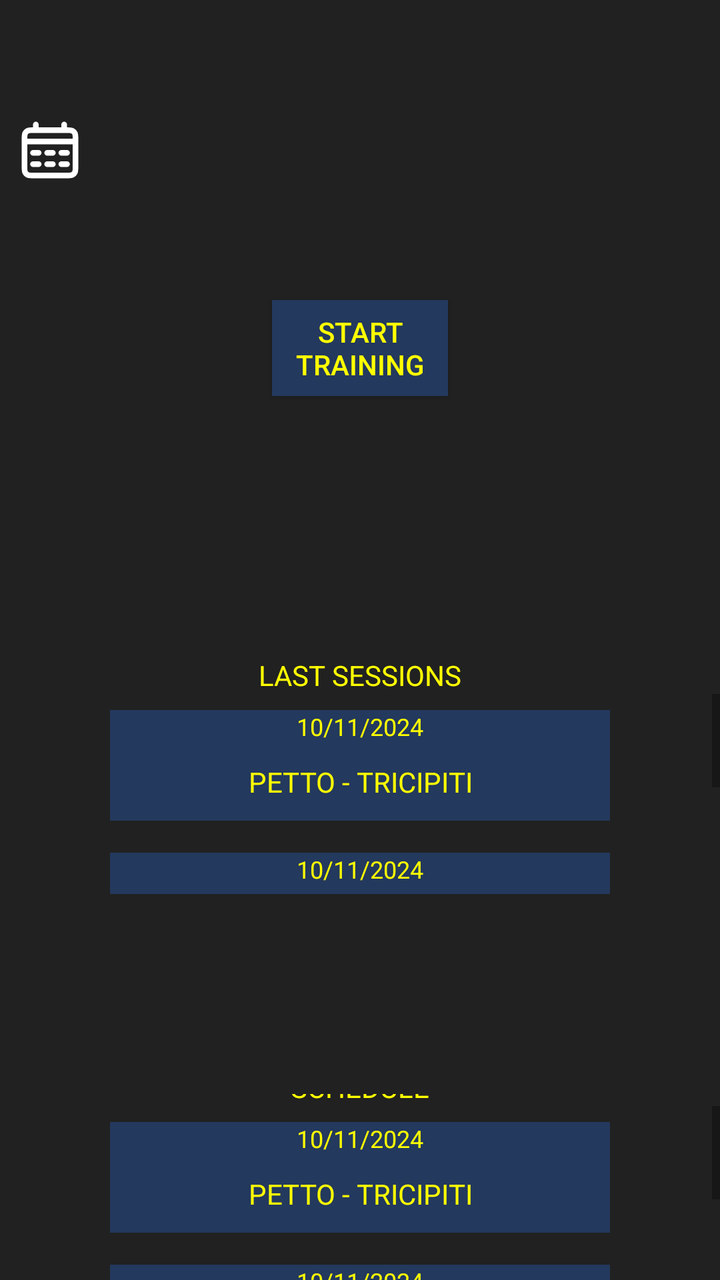
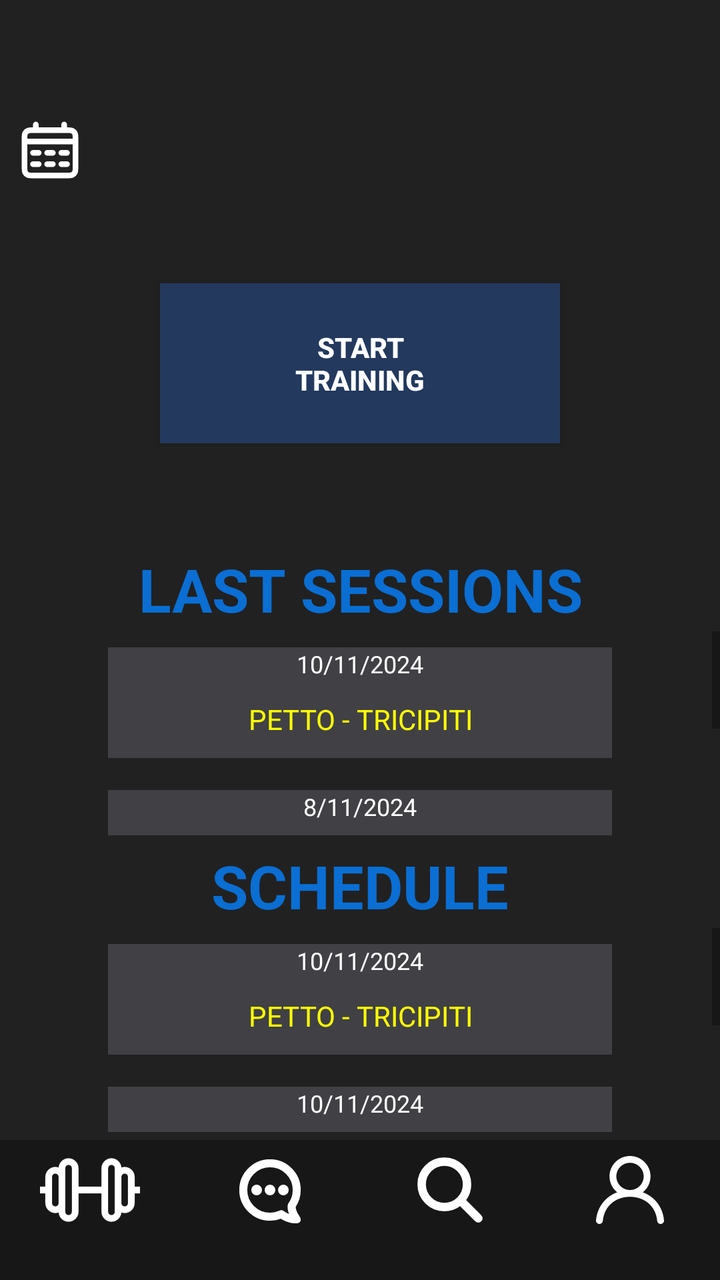

An Android layout rendered at two revisions. The XML below is the earlier revision; the diff shows what the commit changed to produce the second picture.
<!-- AndroidManifest.xml: activity theme Theme.GymBro -->
<!-- res/layout/activity_main.xml -->
<?xml version="1.0" encoding="utf-8"?>
<LinearLayout xmlns:android="http://schemas.android.com/apk/res/android"
    xmlns:app="http://schemas.android.com/apk/res-auto"
    android:layout_width="match_parent"
    android:layout_height="match_parent"
    android:orientation="vertical"
    android:gravity="top|center_horizontal"
    android:background="@color/lightGrey">


    
    <View
        android:layout_width="match_parent"
        android:layout_height="50dp"/>
    
    <LinearLayout
        android:layout_width="match_parent"
        android:layout_height="40dp"
        android:orientation="horizontal">

        <ImageButton
            android:id="@+id/calendarButton"
            android:layout_width="50dp"
            android:layout_height="50dp"
            android:scaleType="centerInside"
            android:padding="8dp"
            android:background="@android:color/transparent"
            android:src="@drawable/calendar_icon"/>

    </LinearLayout>
    




    <LinearLayout
        android:layout_width="match_parent"
        android:layout_height="wrap_content"
        android:orientation="vertical"
        android:gravity="center">

        <Button
            android:id="@+id/new_session_Button"
            android:layout_width="wrap_content"
            android:layout_height="wrap_content"
            android:layout_marginTop="60dp"
            android:layout_marginBottom="30dp"
            android:text="start\ntraining"
            android:background="@color/lightBlue"
            android:textColor="#FFFF00"/>

    </LinearLayout>

    
    <View
        android:layout_width="match_parent"
        android:layout_height="100dp"/>

    
    <LinearLayout
        android:layout_width="match_parent"
        android:layout_height="wrap_content"
        android:orientation="vertical"
        android:gravity="center">

        <TextView
            android:layout_width="match_parent"
            android:layout_height="wrap_content"
            android:gravity="center"
            android:text="@string/last_session"
            android:textColor="#FFFF00"/>

        <ScrollView
            android:layout_width="match_parent"
            android:layout_height="100dp">

            <LinearLayout
                android:layout_width="match_parent"
                android:layout_height="wrap_content"
                android:orientation="vertical"
                android:gravity="center">

                
                <LinearLayout
                    android:layout_width="250dp"
                    android:layout_height="wrap_content"
                    android:layout_marginTop="8dp"
                    android:layout_marginBottom="8dp"
                    android:orientation="vertical"
                    android:gravity="center"
                    android:background="@color/lightBlue">

                    <TextView
                        android:layout_width="wrap_content"
                        android:layout_height="wrap_content"
                        android:text="10/11/2024"
                        android:textColor="#FFFF00"
                        android:textSize="12dp"/>

                    <TextView
                        android:layout_width="wrap_content"
                        android:layout_height="wrap_content"
                        android:padding="10dp"
                        android:text="PETTO - TRICIPITI"
                        android:gravity="center"
                        android:textColor="#FFFF00"/>

                </LinearLayout>

                
                <LinearLayout
                    android:layout_width="250dp"
                    android:layout_height="wrap_content"
                    android:layout_marginTop="8dp"
                    android:layout_marginBottom="8dp"
                    android:orientation="vertical"
                    android:gravity="center"
                    android:background="@color/lightBlue">

                    <TextView
                        android:layout_width="wrap_content"
                        android:layout_height="wrap_content"
                        android:text="10/11/2024"
                        android:textColor="#FFFF00"
                        android:textSize="12dp"/>

                    <TextView
                        android:layout_width="wrap_content"
                        android:layout_height="wrap_content"
                        android:padding="10dp"
                        android:text="PETTO - TRICIPITI"
                        android:gravity="center"
                        android:textColor="#FFFF00"/>

                </LinearLayout>

                
                <LinearLayout
                    android:layout_width="250dp"
                    android:layout_height="wrap_content"
                    android:layout_marginTop="8dp"
                    android:layout_marginBottom="8dp"
                    android:orientation="vertical"
                    android:gravity="center"
                    android:background="@color/lightBlue">

                    <TextView
                        android:layout_width="wrap_content"
                        android:layout_height="wrap_content"
                        android:text="10/11/2024"
                        android:textColor="#FFFF00"
                        android:textSize="12dp"/>

                    <TextView
                        android:layout_width="wrap_content"
                        android:layout_height="wrap_content"
                        android:padding="10dp"
                        android:text="PETTO - TRICIPITI"
                        android:gravity="center"
                        android:textColor="#FFFF00"/>

                </LinearLayout>

            </LinearLayout>

        </ScrollView>

    </LinearLayout>

    
    <View
        android:layout_width="match_parent"
        android:layout_height="100dp"/>

    
    <LinearLayout
        android:layout_width="match_parent"
        android:layout_height="wrap_content"
        android:orientation="vertical"
        android:gravity="center">

        <TextView
            android:layout_width="match_parent"
            android:layout_height="wrap_content"
            android:gravity="center"
            android:text="@string/schedule"
            android:textColor="#FFFF00"/>

        <ScrollView
            android:layout_width="match_parent"
            android:layout_height="100dp">

            <LinearLayout
                android:layout_width="match_parent"
                android:layout_height="wrap_content"
                android:orientation="vertical"
                android:gravity="center">

                
                <LinearLayout
                    android:layout_width="250dp"
                    android:layout_height="wrap_content"
                    android:layout_marginTop="8dp"
                    android:layout_marginBottom="8dp"
                    android:orientation="vertical"
                    android:gravity="center"
                    android:background="@color/lightBlue">

                    <TextView
                        android:layout_width="wrap_content"
                        android:layout_height="wrap_content"
                        android:text="10/11/2024"
                        android:textColor="#FFFF00"
                        android:textSize="12dp"/>

                    <TextView
                        android:layout_width="wrap_content"
                        android:layout_height="wrap_content"
                        android:padding="10dp"
                        android:text="PETTO - TRICIPITI"
                        android:gravity="center"
                        android:textColor="#FFFF00"/>

                </LinearLayout>

                
                <LinearLayout
                    android:layout_width="250dp"
                    android:layout_height="wrap_content"
                    android:layout_marginTop="8dp"
                    android:layout_marginBottom="8dp"
                    android:orientation="vertical"
                    android:gravity="center"
                    android:background="@color/lightBlue">

                    <TextView
                        android:layout_width="wrap_content"
                        android:layout_height="wrap_content"
                        android:text="10/11/2024"
                        android:textColor="#FFFF00"
                        android:textSize="12dp"/>

                    <TextView
                        android:layout_width="wrap_content"
                        android:layout_height="wrap_content"
                        android:padding="10dp"
                        android:text="PETTO - TRICIPITI"
                        android:gravity="center"
                        android:textColor="#FFFF00"/>

                </LinearLayout>

                
                <LinearLayout
                    android:layout_width="250dp"
                    android:layout_height="wrap_content"
                    android:layout_marginTop="8dp"
                    android:layout_marginBottom="8dp"
                    android:orientation="vertical"
                    android:gravity="center"
                    android:background="@color/lightBlue">

                    <TextView
                        android:layout_width="wrap_content"
                        android:layout_height="wrap_content"
                        android:text="10/11/2024"
                        android:textColor="#FFFF00"
                        android:textSize="12dp"/>

                    <TextView
                        android:layout_width="wrap_content"
                        android:layout_height="wrap_content"
                        android:padding="10dp"
                        android:text="PETTO - TRICIPITI"
                        android:gravity="center"
                        android:textColor="#FFFF00"/>

                </LinearLayout>

            </LinearLayout>

        </ScrollView>

    </LinearLayout>




    
    
    <View
        android:layout_width="match_parent"
        android:layout_height="0dp"
        android:layout_weight="1" />

    
    <include
        layout="@layout/bottom_nav"
        android:layout_width="match_parent"
        android:layout_height="wrap_content"
        android:layout_gravity="bottom"/>

    
    <View
        android:layout_width="match_parent"
        android:layout_height="20dp"
        android:background="@color/darkGrey"/>
    



</LinearLayout>
<!-- res/layout/bottom_nav.xml (included above) -->
<?xml version="1.0" encoding="utf-8"?>
<androidx.constraintlayout.widget.ConstraintLayout xmlns:android="http://schemas.android.com/apk/res/android"
    android:layout_width="match_parent"
    android:layout_height="match_parent">


    <LinearLayout
        android:layout_width="match_parent"
        android:layout_height="wrap_content"
        android:orientation="horizontal"
        android:gravity="center"
        android:background="@color/darkGrey">

        <ImageButton
            android:id="@+id/homeButton"
            android:layout_width="50dp"
            android:layout_height="50dp"
            android:scaleType="centerInside"
            android:layout_weight="1"
            android:layout_marginStart="8dp"
            android:layout_marginEnd="8dp"
            android:background="@android:color/transparent"
            android:src="@drawable/home_icon"/>

        <ImageButton
            android:id="@+id/chatButton"
            android:layout_width="50dp"
            android:layout_height="50dp"
            android:scaleType="centerInside"
            android:layout_weight="1"
            android:layout_marginStart="8dp"
            android:layout_marginEnd="8dp"
            android:padding="8dp"
            android:background="@android:color/transparent"
            android:src="@drawable/chat_icon"/>

        <ImageButton
            android:id="@+id/searchButton"
            android:layout_width="50dp"
            android:layout_height="50dp"
            android:scaleType="centerInside"
            android:layout_weight="1"
            android:layout_marginStart="8dp"
            android:layout_marginEnd="8dp"
            android:padding="8dp"
            android:background="@android:color/transparent"
            android:src="@drawable/search_icon"/>

        <ImageButton
            android:id="@+id/profileButton"
            android:layout_width="50dp"
            android:layout_height="50dp"
            android:scaleType="centerInside"
            android:layout_weight="1"
            android:layout_marginStart="8dp"
            android:layout_marginEnd="8dp"
            android:padding="8dp"
            android:background="@android:color/transparent"
            android:src="@drawable/profile_icon"/>


    </LinearLayout>

</androidx.constraintlayout.widget.ConstraintLayout>
<!-- resources referenced by this layout -->
<resources>
  <color name="darkGrey">#171717</color>
  <color name="lightBlue">#23395d</color>
  <color name="lightGrey">#212121</color>
  <!-- drawable calendar_icon (drawable) -->
  <vector xmlns:android="http://schemas.android.com/apk/res/android" android:height="48dp" android:viewportHeight="24" android:viewportWidth="24" android:width="48dp">
        
      <path android:fillColor="#00000000" android:pathData="M3,9H21M7,3V5M17,3V5M6,13H8M6,17H8M11,13H13M11,17H13M16,13H18M16,17H18M6.2,21H17.8C18.92,21 19.48,21 19.908,20.782C20.284,20.59 20.59,20.284 20.782,19.908C21,19.48 21,18.92 21,17.8V8.2C21,7.08 21,6.52 20.782,6.092C20.59,5.716 20.284,5.41 19.908,5.218C19.48,5 18.92,5 17.8,5H6.2C5.08,5 4.52,5 4.092,5.218C3.716,5.41 3.41,5.716 3.218,6.092C3,6.52 3,7.08 3,8.2V17.8C3,18.92 3,19.48 3.218,19.908C3.41,20.284 3.716,20.59 4.092,20.782C4.52,21 5.08,21 6.2,21Z" android:strokeColor="#ffffff" android:strokeLineCap="round" android:strokeLineJoin="round" android:strokeWidth="2"/>
      
  </vector>
  <!-- drawable search_icon (drawable) -->
  <vector xmlns:android="http://schemas.android.com/apk/res/android" android:height="48dp" android:viewportHeight="24" android:viewportWidth="24" android:width="48dp">
        
      <path android:fillColor="#ffffff" android:fillType="evenOdd" android:pathData="M17.039,15.624C18.271,14.084 19.008,12.13 19.008,10.004C19.008,5.031 14.977,1 10.004,1C5.031,1 1,5.031 1,10.004C1,14.977 5.031,19.008 10.004,19.008C12.13,19.008 14.084,18.271 15.624,17.039L21.292,22.707C21.683,23.098 22.316,23.098 22.707,22.707C23.098,22.316 23.098,21.683 22.707,21.292L17.039,15.624ZM10.004,17.017C6.131,17.017 2.991,13.877 2.991,10.004C2.991,6.131 6.131,2.991 10.004,2.991C13.877,2.991 17.017,6.131 17.017,10.004C17.017,13.877 13.877,17.017 10.004,17.017Z" android:strokeColor="#ffffff" android:strokeWidth="1"/>
      
  </vector>
  <string name="last_session">LAST SESSIONS</string>
  <string name="schedule">SCHEDULE</string>
  <style name="Theme.GymBro" parent="android:Theme.Material.Light.NoActionBar" />
  <!-- unchanged entries left out for length: 3 -->
</resources>

<!-- the commit's change to res/layout/activity_main.xml (unified diff, before → after) -->
@@ -37,42 +37,37 @@
         android:layout_width="match_parent"
         android:layout_height="wrap_content"
         android:orientation="vertical"
-        android:gravity="center">
+        android:layout_weight="1"
+        android:gravity="center"
+        android:padding="50sp">
 
         <Button
             android:id="@+id/new_session_Button"
-            android:layout_width="wrap_content"
-            android:layout_height="wrap_content"
-            android:layout_marginTop="60dp"
-            android:layout_marginBottom="30dp"
-            android:text="start\ntraining"
-            android:background="@color/lightBlue"
-            android:textColor="#FFFF00"/>
-
-    </LinearLayout>
-
-    
-    <View
-        android:layout_width="match_parent"
-        android:layout_height="100dp"/>
+            style="@style/ButtonStyle1"
+            android:text="start\ntraining"/>
+
+    </LinearLayout>
+
+
 
     
     <LinearLayout
         android:layout_width="match_parent"
         android:layout_height="wrap_content"
         android:orientation="vertical"
+        android:layout_weight="1"
         android:gravity="center">
 
         <TextView
-            android:layout_width="match_parent"
-            android:layout_height="wrap_content"
-            android:gravity="center"
+            style="@style/TitleStyle"
             android:text="@string/last_session"
-            android:textColor="#FFFF00"/>
+            android:layout_weight="1"/>
+
 
         <ScrollView
             android:layout_width="match_parent"
-            android:layout_height="100dp">
+            android:layout_height="100dp"
+            android:layout_weight="1">
 
             <LinearLayout
                 android:layout_width="match_parent"
@@ -82,74 +77,47 @@
 
                 
                 <LinearLayout
-                    android:layout_width="250dp"
-                    android:layout_height="wrap_content"
-                    android:layout_marginTop="8dp"
-                    android:layout_marginBottom="8dp"
-                    android:orientation="vertical"
-                    android:gravity="center"
-                    android:background="@color/lightBlue">
-
-                    <TextView
-                        android:layout_width="wrap_content"
-                        android:layout_height="wrap_content"
-                        android:text="10/11/2024"
-                        android:textColor="#FFFF00"
-                        android:textSize="12dp"/>
-
-                    <TextView
-                        android:layout_width="wrap_content"
-                        android:layout_height="wrap_content"
-                        android:padding="10dp"
-                        android:text="PETTO - TRICIPITI"
-                        android:gravity="center"
-                        android:textColor="#FFFF00"/>
-
-                </LinearLayout>
-
-                
-                <LinearLayout
-                    android:layout_width="250dp"
-                    android:layout_height="wrap_content"
-                    android:layout_marginTop="8dp"
-                    android:layout_marginBottom="8dp"
-                    android:orientation="vertical"
-                    android:gravity="center"
-                    android:background="@color/lightBlue">
-
-                    <TextView
-                        android:layout_width="wrap_content"
-                        android:layout_height="wrap_content"
-                        android:text="10/11/2024"
-                        android:textColor="#FFFF00"
-                        android:textSize="12dp"/>
-
-                    <TextView
-                        android:layout_width="wrap_content"
-                        android:layout_height="wrap_content"
-                        android:padding="10dp"
-                        android:text="PETTO - TRICIPITI"
-                        android:gravity="center"
-                        android:textColor="#FFFF00"/>
-
-                </LinearLayout>
-
-                
-                <LinearLayout
-                    android:layout_width="250dp"
-                    android:layout_height="wrap_content"
-                    android:layout_marginTop="8dp"
-                    android:layout_marginBottom="8dp"
-                    android:orientation="vertical"
-                    android:gravity="center"
-                    android:background="@color/lightBlue">
-
-                    <TextView
-                        android:layout_width="wrap_content"
-                        android:layout_height="wrap_content"
-                        android:text="10/11/2024"
-                        android:textColor="#FFFF00"
-                        android:textSize="12dp"/>
+                    style="@style/ContainerStyle1">
+
+                    <TextView
+                        style="@style/sessionDate"
+                        android:text="10/11/2024" />
+
+                    <TextView
+                        android:layout_width="wrap_content"
+                        android:layout_height="wrap_content"
+                        android:gravity="center"
+                        android:padding="10dp"
+                        android:text="PETTO - TRICIPITI"
+                        android:textColor="#FFFF00" />
+
+                </LinearLayout>
+
+                
+                <LinearLayout
+                    style="@style/ContainerStyle1">
+
+                    <TextView
+                        style="@style/sessionDate"
+                        android:text="8/11/2024"/>
+
+                    <TextView
+                        android:layout_width="wrap_content"
+                        android:layout_height="wrap_content"
+                        android:padding="10dp"
+                        android:text="PETTO - TRICIPITI"
+                        android:gravity="center"
+                        android:textColor="#FFFF00"/>
+
+                </LinearLayout>
+
+                
+                <LinearLayout
+                    style="@style/ContainerStyle1">
+
+                    <TextView
+                        style="@style/sessionDate"
+                        android:text="5/11/2024"/>
 
                     <TextView
                         android:layout_width="wrap_content"
@@ -167,28 +135,32 @@
 
     </LinearLayout>
 
+
     
     <View
         android:layout_width="match_parent"
-        android:layout_height="100dp"/>
+        android:layout_height="0dp"
+        android:layout_weight="1" />
+
+
 
     
     <LinearLayout
         android:layout_width="match_parent"
         android:layout_height="wrap_content"
         android:orientation="vertical"
+        android:layout_weight="1"
         android:gravity="center">
 
         <TextView
-            android:layout_width="match_parent"
-            android:layout_height="wrap_content"
-            android:gravity="center"
+            style="@style/TitleStyle"
             android:text="@string/schedule"
-            android:textColor="#FFFF00"/>
+            android:layout_weight="1"/>
 
         <ScrollView
             android:layout_width="match_parent"
-            android:layout_height="100dp">
+            android:layout_height="100dp"
+            android:layout_weight="1">
 
             <LinearLayout
                 android:layout_width="match_parent"
@@ -198,74 +170,47 @@
 
                 
                 <LinearLayout
-                    android:layout_width="250dp"
-                    android:layout_height="wrap_content"
-                    android:layout_marginTop="8dp"
-                    android:layout_marginBottom="8dp"
-                    android:orientation="vertical"
-                    android:gravity="center"
-                    android:background="@color/lightBlue">
-
-                    <TextView
-                        android:layout_width="wrap_content"
-                        android:layout_height="wrap_content"
-                        android:text="10/11/2024"
-                        android:textColor="#FFFF00"
-                        android:textSize="12dp"/>
-
-                    <TextView
-                        android:layout_width="wrap_content"
-                        android:layout_height="wrap_content"
-                        android:padding="10dp"
-                        android:text="PETTO - TRICIPITI"
-                        android:gravity="center"
-                        android:textColor="#FFFF00"/>
-
-                </LinearLayout>
-
-                
-                <LinearLayout
-                    android:layout_width="250dp"
-                    android:layout_height="wrap_content"
-                    android:layout_marginTop="8dp"
-                    android:layout_marginBottom="8dp"
-                    android:orientation="vertical"
-                    android:gravity="center"
-                    android:background="@color/lightBlue">
-
-                    <TextView
-                        android:layout_width="wrap_content"
-                        android:layout_height="wrap_content"
-                        android:text="10/11/2024"
-                        android:textColor="#FFFF00"
-                        android:textSize="12dp"/>
-
-                    <TextView
-                        android:layout_width="wrap_content"
-                        android:layout_height="wrap_content"
-                        android:padding="10dp"
-                        android:text="PETTO - TRICIPITI"
-                        android:gravity="center"
-                        android:textColor="#FFFF00"/>
-
-                </LinearLayout>
-
-                
-                <LinearLayout
-                    android:layout_width="250dp"
-                    android:layout_height="wrap_content"
-                    android:layout_marginTop="8dp"
-                    android:layout_marginBottom="8dp"
-                    android:orientation="vertical"
-                    android:gravity="center"
-                    android:background="@color/lightBlue">
-
-                    <TextView
-                        android:layout_width="wrap_content"
-                        android:layout_height="wrap_content"
-                        android:text="10/11/2024"
-                        android:textColor="#FFFF00"
-                        android:textSize="12dp"/>
+                    style="@style/ContainerStyle1">
+
+                    <TextView
+                        style="@style/sessionDate"
+                        android:text="10/11/2024"/>
+
+                    <TextView
+                        android:layout_width="wrap_content"
+                        android:layout_height="wrap_content"
+                        android:padding="10dp"
+                        android:text="PETTO - TRICIPITI"
+                        android:gravity="center"
+                        android:textColor="#FFFF00"/>
+
+                </LinearLayout>
+
+                
+                <LinearLayout
+                    style="@style/ContainerStyle1">
+
+                    <TextView
+                        style="@style/sessionDate"
+                        android:text="10/11/2024"/>
+
+                    <TextView
+                        android:layout_width="wrap_content"
+                        android:layout_height="wrap_content"
+                        android:padding="10dp"
+                        android:text="PETTO - TRICIPITI"
+                        android:gravity="center"
+                        android:textColor="#FFFF00"/>
+
+                </LinearLayout>
+
+                
+                <LinearLayout
+                    style="@style/ContainerStyle1">
+
+                    <TextView
+                        style="@style/sessionDate"
+                        android:text="10/11/2024"/>
 
                     <TextView
                         android:layout_width="wrap_content"
<!-- resource entries referenced after the edit -->
@@ -2,6 +2,8 @@
 <resources>
   <color name="darkGrey">#171717</color>
   <color name="lightBlue">#23395d</color>
+  <color name="lighterGrey">#404045</color>
+  <color name="lighterBlue">#0a6ed3</color>
   <color name="lightGrey">#212121</color>
   <!-- drawable calendar_icon (drawable) -->
   <vector xmlns:android="http://schemas.android.com/apk/res/android" android:height="48dp" android:viewportHeight="24" android:viewportWidth="24" android:width="48dp">
@@ -17,7 +19,40 @@
   </vector>
   <string name="last_session">LAST SESSIONS</string>
   <string name="schedule">SCHEDULE</string>
+  <style name="ButtonStyle1">
+          <item name="android:layout_width">200sp</item>
+          <item name="android:layout_height">80sp</item>
+          <item name="android:textStyle">bold</item>
+          <item name="android:textColor">@color/white</item>
+          <item name="android:background">@color/lightBlue</item>
+      </style>
+  <style name="ContainerStyle1">
+          <item name="android:layout_width">wrap_content</item>
+          <item name="android:layout_height">wrap_content</item>
+          <item name="android:orientation">vertical</item>
+          <item name="android:layout_marginTop">8dp</item>
+          <item name="android:layout_marginBottom">8dp</item>
+          <item name="android:paddingLeft">60dp</item>
+          <item name="android:paddingRight">60dp</item>
+          <item name="android:background">@color/lighterGrey</item>
+          <item name="android:gravity">center</item>
+      </style>
+  <style name="TitleStyle">
+          <item name="android:layout_width">match_parent</item>
+          <item name="android:layout_height">wrap_content</item>
+          <item name="android:gravity">center</item>
+          <item name="android:textStyle">bold</item>
+          <item name="android:textColor">@color/lighterBlue</item>
+          <item name="android:textSize">30sp</item>
+      </style>
+  <style name="sessionDate">
+          <item name="android:layout_width">wrap_content</item>
+          <item name="android:layout_height">wrap_content</item>
+          <item name="android:textColor">@color/white</item>
+          <item name="android:textSize">12sp</item>
+      </style>
   <style name="Theme.GymBro" parent="android:Theme.Material.Light.NoActionBar" />
+  <color name="white">#FFFFFF</color>
   <!-- unchanged entries left out for length: 3 -->
 </resources>
 
